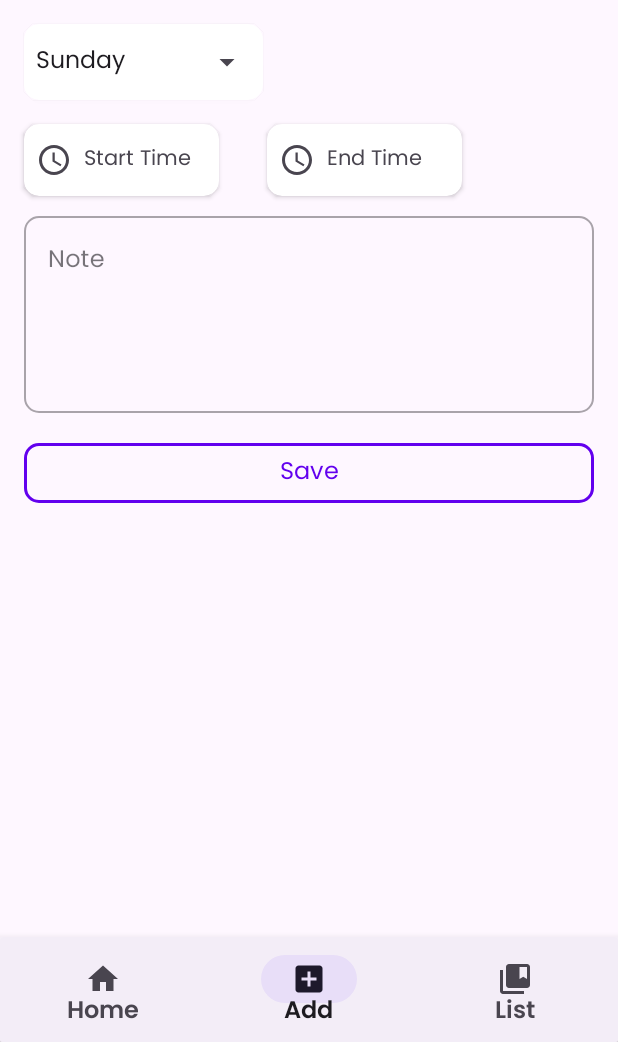
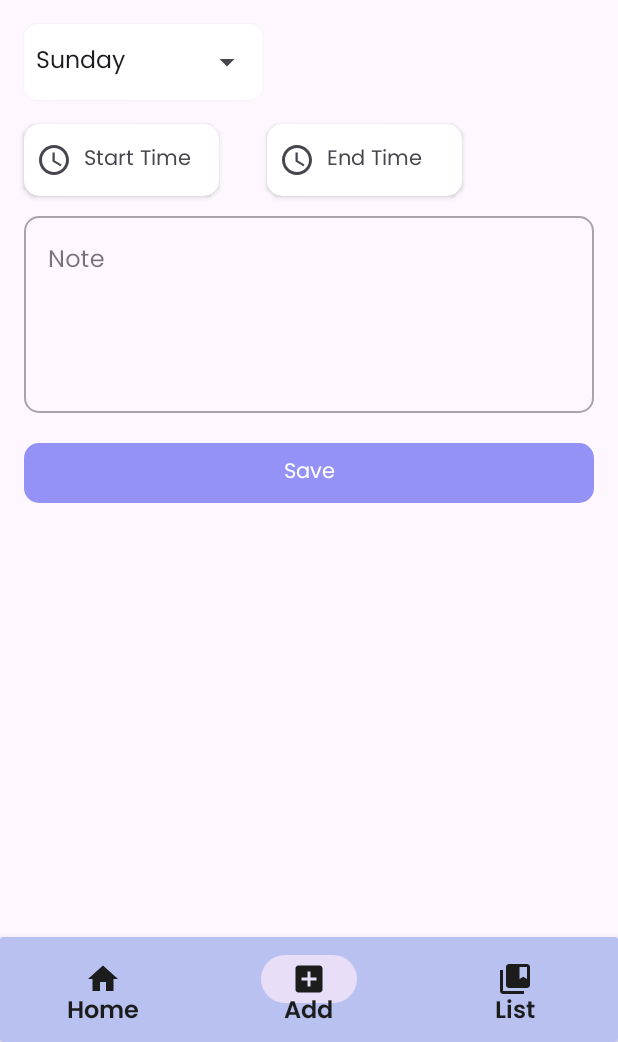
Before and after one commit to rezaagung1101/Schedule-App, an Android app: the AddScheduleFragment screen opened through its navigation route, on a phone screen of 412 x 824 dp, the part 194-1236 px from its top. Run offline under Robolectric (Android 15) with nearby library versions, the phone set to English and light mode, and no system bars; our stand-ins replace Room's generated code, navigation-ui.

Commit message:
add: style

```diff
--- a/app/src/main/res/layout/activity_main.xml
+++ b/app/src/main/res/layout/activity_main.xml
@@ -5,35 +5,6 @@
     android:layout_width="match_parent"
     android:layout_height="match_parent"
     tools:context=".ui.MainActivity">
-
-<!--    <androidx.cardview.widget.CardView-->
-<!--        android:id="@+id/card_toolbar"-->
-<!--        android:layout_width="match_parent"-->
-<!--        android:layout_height="wrap_content"-->
-<!--        app:cardElevation="6dp"-->
-<!--        app:layout_constraintEnd_toEndOf="parent"-->
-<!--        app:layout_constraintStart_toStartOf="parent"-->
-<!--        app:layout_constraintTop_toTopOf="parent">-->
-
-<!--        <androidx.appcompat.widget.Toolbar-->
-<!--            android:id="@+id/toolbar"-->
-<!--            android:layout_width="match_parent"-->
-<!--            android:layout_height="50dp"-->
-<!--            android:background="?attr/colorPrimary"-->
-<!--            app:layout_constraintEnd_toEndOf="parent"-->
-<!--            app:layout_constraintStart_toStartOf="parent"-->
-<!--            app:layout_constraintTop_toTopOf="parent"-->
-<!--            app:popupTheme="@style/ThemeOverlay.AppCompat.Light">-->
-<!--            <TextView-->
-<!--                android:layout_width="wrap_content"-->
-<!--                android:textColor="@color/white"-->
-<!--                android:elevation="8dp"-->
-<!--                android:layout_height="wrap_content"-->
-<!--                android:text="@string/schedule_app"-->
-<!--                android:textSize="16sp"-->
-<!--                android:fontFamily="@font/popping_bold"/>-->
-<!--        </androidx.appcompat.widget.Toolbar>-->
-<!--    </androidx.cardview.widget.CardView>-->
 
     <fragment
         android:id="@+id/nav_host_fragment_container"
@@ -61,6 +32,10 @@
         <com.google.android.material.bottomnavigation.BottomNavigationView
             android:id="@+id/bottom_navigation_view"
             android:layout_width="match_parent"
+            android:background="@color/blue"
+            app:itemRippleColor="@color/blue_light"
+            app:itemTextColor="@color/textPrimary"
+            app:itemIconTint="@color/textPrimary"
             android:layout_height="70dp"
             app:itemTextAppearanceActive="@style/BottomNavActive"
             app:itemTextAppearanceInactive="@style/BottomNavInactive"
--- a/app/src/main/res/layout/fragment_add_schedule.xml
+++ b/app/src/main/res/layout/fragment_add_schedule.xml
@@ -89,10 +89,10 @@
                 app:layout_constraintTop_toTopOf="parent" />
 
             <TextView
-                android:layout_marginLeft="8dp"
                 android:id="@+id/tv_start_time"
                 android:layout_width="wrap_content"
                 android:layout_height="wrap_content"
+                android:layout_marginLeft="8dp"
                 android:text="@string/start_time"
                 app:layout_constraintBottom_toBottomOf="@+id/iv_start_time"
                 app:layout_constraintStart_toEndOf="@+id/iv_start_time"
@@ -120,20 +120,20 @@
             android:paddingVertical="12dp">
 
             <ImageView
-                android:clickable="false"
                 android:id="@+id/iv_end_time"
                 android:layout_width="wrap_content"
                 android:layout_height="wrap_content"
+                android:clickable="false"
                 android:elevation="8dp"
                 android:src="@drawable/ic_time"
                 app:layout_constraintStart_toStartOf="parent"
                 app:layout_constraintTop_toTopOf="parent" />
 
             <TextView
-                android:layout_marginLeft="8dp"
                 android:id="@+id/tv_end_time"
                 android:layout_width="wrap_content"
                 android:layout_height="wrap_content"
+                android:layout_marginLeft="8dp"
                 android:text="@string/end_time"
                 app:layout_constraintBottom_toBottomOf="@+id/iv_end_time"
                 app:layout_constraintStart_toEndOf="@+id/iv_end_time"
@@ -166,24 +166,37 @@
             android:lines="4" />
     </com.google.android.material.textfield.TextInputLayout>
 
+
     <com.google.android.material.button.MaterialButton
-        style="@style/Widget.Material3.Button.OutlinedButton"
         android:id="@+id/btn_save"
         android:layout_width="match_parent"
         android:layout_height="wrap_content"
-        android:layout_marginHorizontal="@dimen/fab_margin"
-        android:layout_marginTop="16dp"
-        android:shadowColor="@color/black"
+        android:layout_marginHorizontal="16dp"
+        android:layout_marginTop="@dimen/fab_margin"
         android:text="@string/save"
-        android:textColor="@color/design_default_color_primary"
-        android:textColorHighlight="@color/common_google_signin_btn_text_light_pressed"
-        android:textSize="16sp"
         app:cornerRadius="10dp"
-        app:elevation="@dimen/fab_margin"
         app:layout_constraintEnd_toEndOf="parent"
         app:layout_constraintStart_toStartOf="parent"
-        app:layout_constraintTop_toBottomOf="@+id/textInputLayout"
-        app:strokeColor="@color/design_default_color_primary"
-        app:strokeWidth="2dp" />
+        app:layout_constraintTop_toBottomOf="@+id/textInputLayout" />
+
+    <!--    <com.google.android.material.button.MaterialButton-->
+    <!--        style="@style/Widget.Material3.Button.OutlinedButton"-->
+    <!--        android:id="@+id/btn_save"-->
+    <!--        android:layout_width="match_parent"-->
+    <!--        android:layout_height="wrap_content"-->
+    <!--        android:layout_marginHorizontal="@dimen/fab_margin"-->
+    <!--        android:layout_marginTop="16dp"-->
+    <!--        android:shadowColor="@color/black"-->
+    <!--        android:text="@string/save"-->
+    <!--        android:textColor="@color/design_default_color_primary"-->
+    <!--        android:textColorHighlight="@color/common_google_signin_btn_text_light_pressed"-->
+    <!--        android:textSize="16sp"-->
+    <!--        app:cornerRadius="10dp"-->
+    <!--        app:elevation="@dimen/fab_margin"-->
+    <!--        app:layout_constraintEnd_toEndOf="parent"-->
+    <!--        app:layout_constraintStart_toStartOf="parent"-->
+    <!--        app:layout_constraintTop_toBottomOf="@+id/textInputLayout"-->
+    <!--        app:strokeColor="@color/design_default_color_primary"-->
+    <!--        app:strokeWidth="2dp" />-->
 
 </androidx.constraintlayout.widget.ConstraintLayout>
--- a/app/src/main/res/values/colors.xml
+++ b/app/src/main/res/values/colors.xml
@@ -1,8 +1,16 @@
 <?xml version="1.0" encoding="utf-8"?>
 <resources>
     <color name="black">#FF000000</color>
+    <color name="navy">#01204E</color>
+    <color name="navy_light">#D2DAE4</color>
+    <color name="teal">#D1D8C5</color>
+    <color name="beige">#F5EDDE</color>
+    <color name="blue_dark">#9492F7</color>
+    <color name="blue">#B9C1F1</color>
+    <color name="blue_light">#EEEEEE</color>
+    <color name="orange">#F8994E</color>
     <color name="white">#FFFFFFFF</color>
     <color name="grey">#918888</color>
-    <color name="textPrimary">#000000</color>
+    <color name="textPrimary">#1C1C1C</color>
     <color name="danger">#DC3545</color>
 </resources>
--- a/app/src/main/res/values/strings.xml
+++ b/app/src/main/res/values/strings.xml
@@ -1,5 +1,5 @@
 <resources>
-    <string name="app_name">Weather Training</string>
+    <string name="app_name">My Schedule</string>
     <string name="your_location">Your location,</string>
     <string name="default_value">0</string>
     <string name="celcius_degree">°C</string>
--- a/app/src/main/res/values/themes.xml
+++ b/app/src/main/res/values/themes.xml
@@ -2,7 +2,7 @@
     <!-- Base application theme. -->
     <style name="Base.Theme.WeatherTraining" parent="Theme.Material3.DayNight.NoActionBar">
         <!-- Customize your light theme here. -->
-        <!-- <item name="colorPrimary">@color/my_light_primary</item> -->
+         <item name="colorPrimary">@color/blue_dark</item>
         <item name="android:fontFamily">@font/regular_poppins</item>
     </style>
 
```
Also changed, not shown: app/src/main/res/layout/activity_splash_screen.xml (+14 -7 lines), app/src/main/res/layout/card_schedule_item.xml (+8 -3 lines), app/src/main/res/layout/fragment_home.xml (+0 -11 lines).
